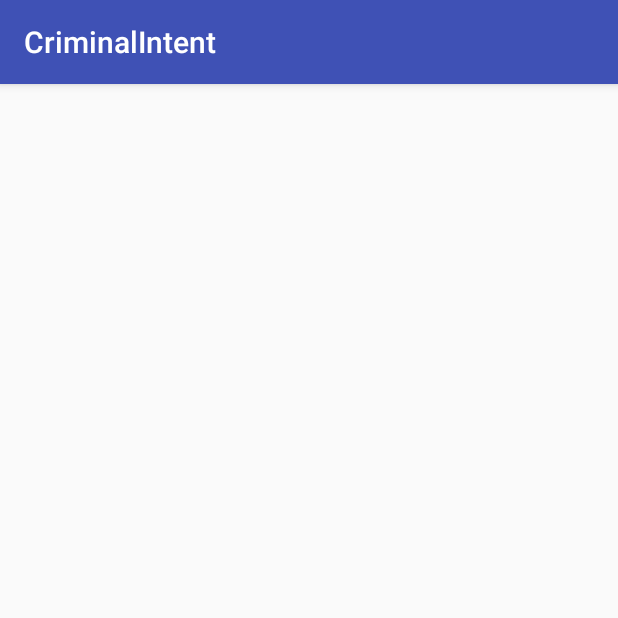
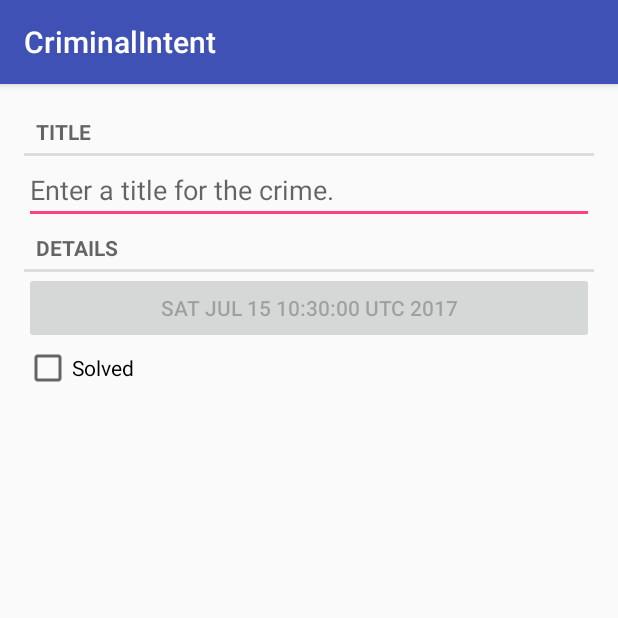
Before and after one commit to macuta/CriminalIntent, an Android app: the screen it shows after launch (CrimeActivity), on a phone screen of 412 x 824 dp, the top half of it. Run offline under Robolectric (Android 15) with nearby library versions, the phone set to English and light mode, and no system bars.

Commit message:
fragment init

```diff
--- a/app/src/main/java/com/bignerdranch/android/criminalintent/Crime.java
+++ b/app/src/main/java/com/bignerdranch/android/criminalintent/Crime.java
@@ -26,7 +26,7 @@ public class Crime {
         this.mTitle = mTitle;
     }
 
-    public Date getmDate() {
+    public Date getDate() {
         return mDate;
     }
 
--- a/app/src/main/java/com/bignerdranch/android/criminalintent/CrimeActivity.java
+++ b/app/src/main/java/com/bignerdranch/android/criminalintent/CrimeActivity.java
@@ -1,5 +1,7 @@
 package com.bignerdranch.android.criminalintent;
 
+import android.support.v4.app.Fragment;
+import android.support.v4.app.FragmentManager;
 import android.support.v7.app.AppCompatActivity;
 import android.os.Bundle;
 
@@ -9,5 +11,15 @@ public class CrimeActivity extends AppCompatActivity {
     protected void onCreate(Bundle savedInstanceState) {
         super.onCreate(savedInstanceState);
         setContentView(R.layout.activity_crime);
+
+        FragmentManager fm = getSupportFragmentManager();
+        Fragment fragment = fm.findFragmentById(R.id.fragment_container);
+
+        if (fragment == null) {
+            fragment = new CrimeFragment();
+            fm.beginTransaction()
+                    .add(R.id.fragment_container, fragment)
+                    .commit();
+        }
     }
 }
--- /dev/null
+++ b/app/src/main/java/com/bignerdranch/android/criminalintent/CrimeFragment.java
@@ -0,0 +1,73 @@
+package com.bignerdranch.android.criminalintent;
+
+import android.os.Bundle;
+import android.support.annotation.Nullable;
+import android.support.v4.app.Fragment;
+import android.text.Editable;
+import android.text.TextWatcher;
+import android.view.LayoutInflater;
+import android.view.View;
+import android.view.ViewGroup;
+import android.widget.Button;
+import android.widget.CheckBox;
+import android.widget.CompoundButton;
+import android.widget.EditText;
+
+import static android.widget.CompoundButton.*;
+
+public class CrimeFragment extends Fragment
+{
+    private Crime mCrime;
+    private EditText mTitleField;
+    private Button mDateButton;
+    private CheckBox mSolvedCheckBox;
+
+    @Override
+    public void onCreate(@Nullable Bundle savedInstanceState) {
+        super.onCreate(savedInstanceState);
+        mCrime = new Crime();
+    }
+
+    @Nullable
+    @Override
+    public View onCreateView(
+            LayoutInflater inflater,
+            @Nullable ViewGroup container,
+            @Nullable Bundle savedInstanceState
+    ) {
+        View v = inflater.inflate(R.layout.fragment_crime, container, false);
+
+        mTitleField = (EditText) v.findViewById(R.id.crime_title);
+        mTitleField.addTextChangedListener(new TextWatcher() {
+            @Override
+            public void beforeTextChanged(CharSequence s, int start, int count, int after) {
+                // This space intentionally left blank
+            }
+
+            @Override
+            public void onTextChanged(CharSequence s, int start, int before, int count) {
+                mCrime.setmTitle(s.toString());
+            }
+
+            @Override
+            public void afterTextChanged(Editable s) {
+                // This space intentionally left blank
+            }
+        });
+
+        mDateButton = (Button) v.findViewById(R.id.crime_date);
+        mDateButton.setText(mCrime.getDate().toString());
+        mDateButton.setEnabled(false);
+
+        mSolvedCheckBox = (CheckBox) v.findViewById(R.id.crime_solved);
+
+        mSolvedCheckBox.setOnCheckedChangeListener(new OnCheckedChangeListener() {
+            @Override
+            public void onCheckedChanged(CompoundButton buttonView, boolean isChecked) {
+                mCrime.setmSolved(isChecked);
+            }
+        });
+
+        return v;
+    }
+}
--- /dev/null
+++ b/app/src/main/res/layout/fragment_crime.xml
@@ -0,0 +1,33 @@
+<?xml version="1.0" encoding="utf-8"?>
+<LinearLayout xmlns:android="http://schemas.android.com/apk/res/android"
+    android:layout_width="match_parent"
+    android:layout_height="match_parent"
+    android:layout_margin="16dp"
+    android:orientation="vertical">
+
+    <TextView
+        style="?android:listSeparatorTextViewStyle"
+        android:layout_width="match_parent"
+        android:layout_height="wrap_content"
+        android:text="@string/crime_title_label"/>
+    <EditText
+        android:id="@+id/crime_title"
+        android:layout_width="match_parent"
+        android:layout_height="wrap_content"
+        android:hint="@string/crime_title_hint"/>
+    <TextView
+        style="?android:listSeparatorTextViewStyle"
+        android:layout_width="match_parent"
+        android:layout_height="wrap_content"
+        android:text="@string/crime_details_label"/>
+    <Button
+        android:id="@+id/crime_date"
+        android:layout_width="match_parent"
+        android:layout_height="wrap_content"/>
+    <CheckBox
+        android:id="@+id/crime_solved"
+        android:layout_width="match_parent"
+        android:layout_height="wrap_content"
+        android:text="@string/crime_solved_label"/>
+
+</LinearLayout>
--- a/app/src/main/res/values/strings.xml
+++ b/app/src/main/res/values/strings.xml
@@ -1,3 +1,7 @@
 <resources>
     <string name="app_name">CriminalIntent</string>
+    <string name="crime_title_hint">Enter a title for the crime.</string>
+    <string name="crime_title_label">Title</string>
+    <string name="crime_details_label">Details</string>
+    <string name="crime_solved_label">Solved</string>
 </resources>
```
